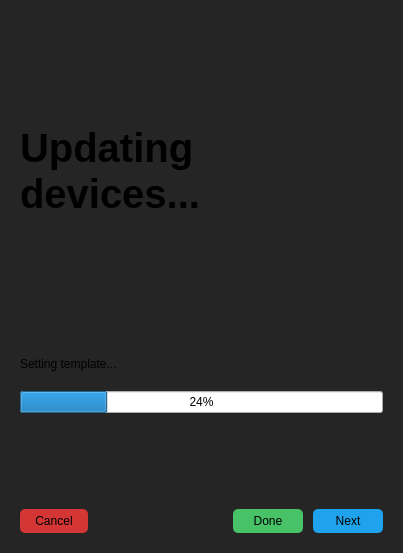
Old version of the form src/gui/wizards/updatedevicedialog.ui in the repository tom-23/TasmoManager.
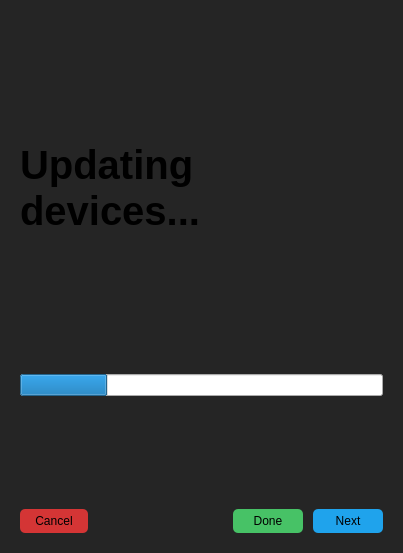
New version of the form. The open tabs and pages were chosen to show the change. Icons and pictures are not drawn.

The edit to the form file:
```diff
--- a/src/gui/wizards/updatedevicedialog.ui
+++ b/src/gui/wizards/updatedevicedialog.ui
@@ -11,7 +11,7 @@
    </rect>
   </property>
   <property name="sizePolicy">
-   <sizepolicy hsizetype="Preferred" vsizetype="Preferred">
+   <sizepolicy hsizetype="Fixed" vsizetype="Fixed">
     <horstretch>0</horstretch>
     <verstretch>0</verstretch>
    </sizepolicy>
@@ -74,6 +74,12 @@
 
 #doneButton {
 	background-color: #47c266;
+}
+
+QRadioButton::indicator {
+	padding-right: 15px;
+width: 15px;
+    height: 15px;
 }</string>
   </property>
   <layout class="QVBoxLayout" name="verticalLayout">
@@ -94,6 +100,12 @@
    </property>
    <item>
     <widget class="QStackedWidget" name="stackedWidget">
+     <property name="sizePolicy">
+      <sizepolicy hsizetype="Preferred" vsizetype="Preferred">
+       <horstretch>0</horstretch>
+       <verstretch>0</verstretch>
+      </sizepolicy>
+     </property>
      <property name="currentIndex">
       <number>0</number>
      </property>
@@ -534,15 +546,8 @@
            <height>100</height>
           </size>
          </property>
-        </widget>
-       </item>
-       <item>
-        <widget class="QLabel" name="statusLabel">
-         <property name="text">
-          <string>Setting template...</string>
-         </property>
-         <property name="wordWrap">
-          <bool>true</bool>
+         <property name="selectionMode">
+          <enum>QAbstractItemView::NoSelection</enum>
          </property>
         </widget>
        </item>
@@ -551,6 +556,9 @@
          <property name="value">
           <number>24</number>
          </property>
+         <property name="textVisible">
+          <bool>false</bool>
+         </property>
         </widget>
        </item>
        <item>
```
Left out of the diff: 66 changed lines with no effect on the pictures.
